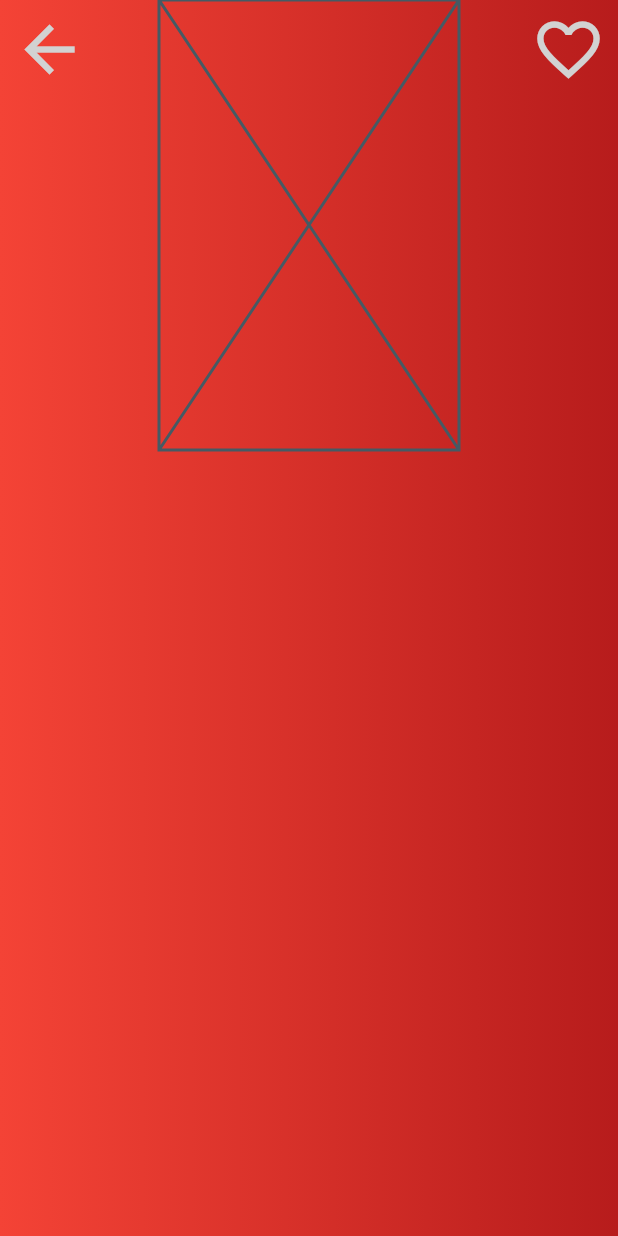
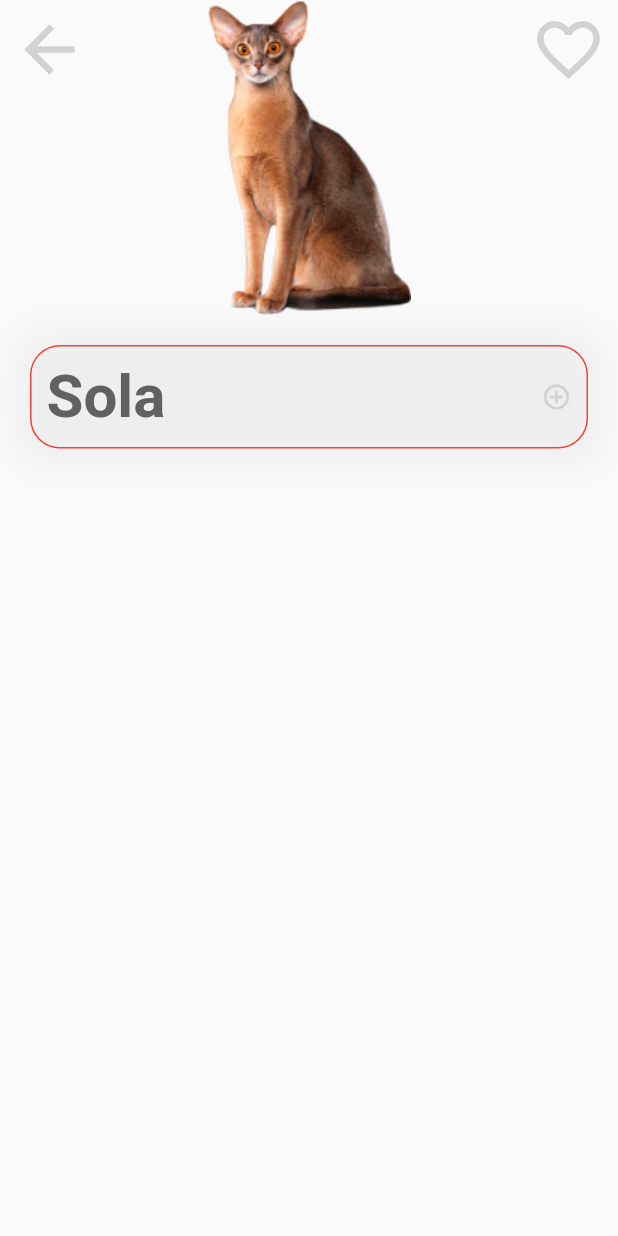
Before and after one commit to codingbbq/pets_adoption_app, a Flutter app: the screen it shows after launch, after a tap on "Sola", on a phone screen of 412 x 824 dp. Run offline on Flutter 3.47's test engine with Material 2 defaults, Android fonts, the phone set to English and light mode, and no system bars.

Commit message:
Working on the details page

```diff
--- a/lib/components/home_page/list_data.dart
+++ b/lib/components/home_page/list_data.dart
@@ -1,6 +1,7 @@
 import 'package:flutter/material.dart';
 import 'package:pets_adoption_app/models/cat.dart';
 import 'package:pets_adoption_app/utils/colors.dart';
+import 'package:pets_adoption_app/utils/common_fn.dart';
 
 class ListData extends StatelessWidget {
   @override
@@ -9,7 +10,11 @@ class ListData extends StatelessWidget {
       children: cat.map((cat) =>
         GestureDetector(
           onTap: (){
-            Navigator.pushNamed(context, '/detail');
+            Navigator.pushNamed(
+              context,
+              '/detail',
+              arguments: cat
+            );
           },
           child: CatCard(cat: cat)
         )).toList()
@@ -23,22 +28,6 @@ class CatCard extends StatelessWidget {
     this.cat
   });
 
-
-  showGenderIcon(int gender) {
-    if(gender == 1) {
-      return Icon(
-        Icons.add_circle_outline,
-        size: 20.0,
-        color: iconColor,
-      );
-    }else{
-      return Icon(
-        Icons.remove_circle_outline,
-        size: 20.0,
-        color: iconColor,
-      );
-    }
-  }
 
   @override
   Widget build(BuildContext context) {
@@ -79,7 +68,7 @@ class CatCard extends StatelessWidget {
                           fontSize: 24.0
                         ),
                       ),
-                      showGenderIcon(cat.gender)
+                      CommonFn.showGenderIcon(cat.gender)
                     ],
                   ),
 
@@ -146,7 +135,6 @@ class CatCard extends StatelessWidget {
             alignment: Alignment(-0.9, -50),
             child: Image.asset(
               cat.image,
-
             ),
           )
 
--- a/lib/pages/Detail.dart
+++ b/lib/pages/Detail.dart
@@ -1,22 +1,19 @@
 import 'package:flutter/material.dart';
 import 'package:pets_adoption_app/utils/colors.dart';
-
+import 'package:pets_adoption_app/models/cat.dart';
+import 'package:pets_adoption_app/utils/common_fn.dart';
 class DetailPage extends StatelessWidget {
 
   @override
   Widget build(BuildContext context) {
 
-    List<Color> color = [Colors.red, Colors.red[900], Colors.white];
-    List<double> stops = [0.0, MediaQuery.of(context).size.height * 0.50, 1];
+    final Cat args = ModalRoute.of(context).settings.arguments;
 
     return SafeArea(
           child: Scaffold(
           body: Container(
           decoration: BoxDecoration(
-            gradient: LinearGradient(
-              colors: color,
-              stops: stops
-            )
+
           ),
           child: Column(
             children: <Widget>[
@@ -27,13 +24,14 @@ class DetailPage extends StatelessWidget {
                   IconButton(
                     icon: Icon(Icons.arrow_back),
                     iconSize: 50,
-                    onPressed: (){},
+                    onPressed: (){
+                      Navigator.pop(context);
+                    },
                     color: iconColor,
                   ),
 
-                  Placeholder(
-                    fallbackHeight: 300,
-                    fallbackWidth: 200,
+                  Image.asset(
+                    args.image,
                   ),
 
                   IconButton(
@@ -43,6 +41,43 @@ class DetailPage extends StatelessWidget {
                     color: iconColor,
                   ),
                 ],
+              ),
+
+              Container(
+                margin: const EdgeInsets.symmetric(vertical: 20.0, horizontal: 20.0),
+                padding: const EdgeInsets.symmetric(vertical: 10.0, horizontal: 10.0),
+                decoration: BoxDecoration(
+                  borderRadius: BorderRadius.circular(20.0),
+                  border: Border.all(
+                    color: Colors.red
+                  ),
+                  boxShadow: <BoxShadow>[
+                    BoxShadow(
+                      color: Colors.grey[200],
+                      blurRadius: 20.0,
+                      spreadRadius: 10.0,
+                      offset: Offset(0.0, 0.2)
+                    )
+                  ]
+                ),
+                child: Column(
+                  children: <Widget>[
+                    Row(
+                      mainAxisAlignment: MainAxisAlignment.spaceBetween,
+                      children: <Widget>[
+                        Text(
+                          args.name,
+                          style: TextStyle(
+                            fontSize: 40.0,
+                            color: textColor,
+                            fontWeight: FontWeight.bold
+                          ),
+                        ),
+                        CommonFn.showGenderIcon(args.gender)
+                      ],
+                    )
+                  ],
+                ),
               )
             ],
           )
--- /dev/null
+++ b/lib/utils/common_fn.dart
@@ -0,0 +1,21 @@
+import 'package:flutter/material.dart';
+
+import 'colors.dart';
+
+class CommonFn {
+  static showGenderIcon(int gender) {
+    if(gender == 1) {
+      return Icon(
+        Icons.add_circle_outline,
+        size: 20.0,
+        color: iconColor,
+      );
+    }else{
+      return Icon(
+        Icons.remove_circle_outline,
+        size: 20.0,
+        color: iconColor,
+      );
+    }
+  }
+}
```
